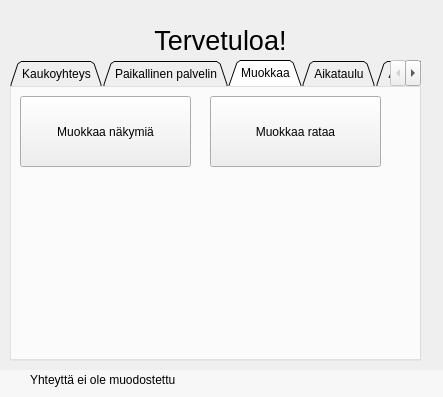
artoh/ratapiha-kauko, file ratapihaikkuna.ui: the form before one commit.
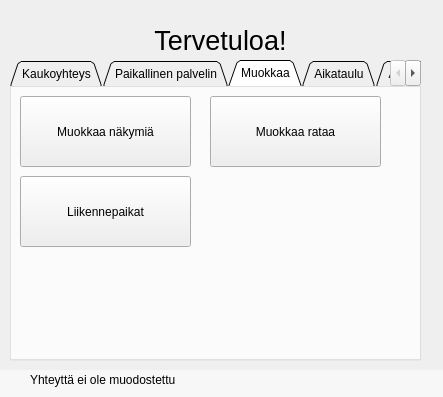
The form after the commit. The open tabs and pages were chosen to show the change. Icons and pictures are not drawn.

Commit message: Liikennepaikat-nappi lisätty ratapihaikkunaan

What changed in the file:
```diff
--- a/ratapihaikkuna.ui
+++ b/ratapihaikkuna.ui
@@ -339,6 +339,29 @@
        </size>
       </property>
      </widget>
+     <widget class="QPushButton" name="liikennepaikatNappi">
+      <property name="geometry">
+       <rect>
+        <x>10</x>
+        <y>90</y>
+        <width>171</width>
+        <height>71</height>
+       </rect>
+      </property>
+      <property name="text">
+       <string>Liikennepaikat</string>
+      </property>
+      <property name="icon">
+       <iconset resource="ratapiha-kauko.qrc">
+        <normaloff>:/r/pic/muokkaa.png</normaloff>:/r/pic/muokkaa.png</iconset>
+      </property>
+      <property name="iconSize">
+       <size>
+        <width>32</width>
+        <height>32</height>
+       </size>
+      </property>
+     </widget>
     </widget>
     <widget class="QWidget" name="aikataulutab">
      <attribute name="title">
```
Left out of the diff: 2 changed lines with no effect on the pictures. The commit also changes 2 other files.
